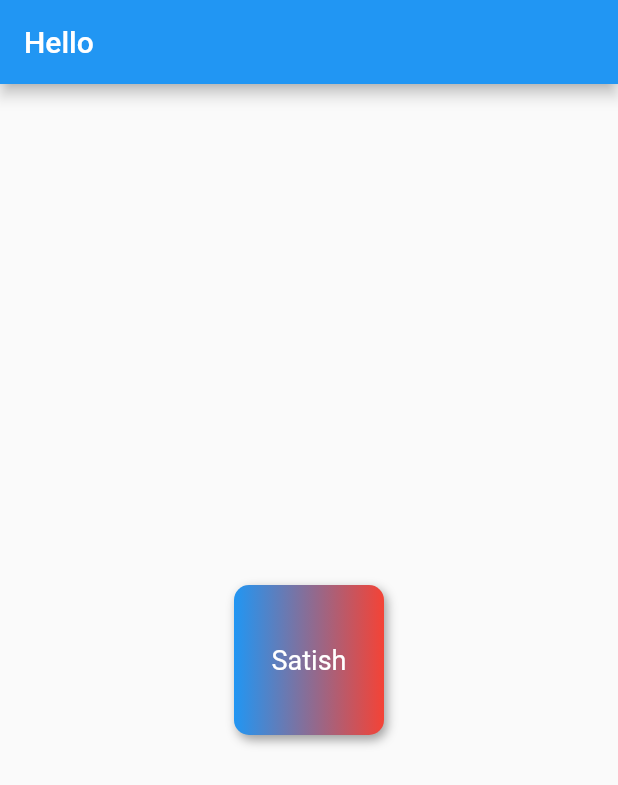
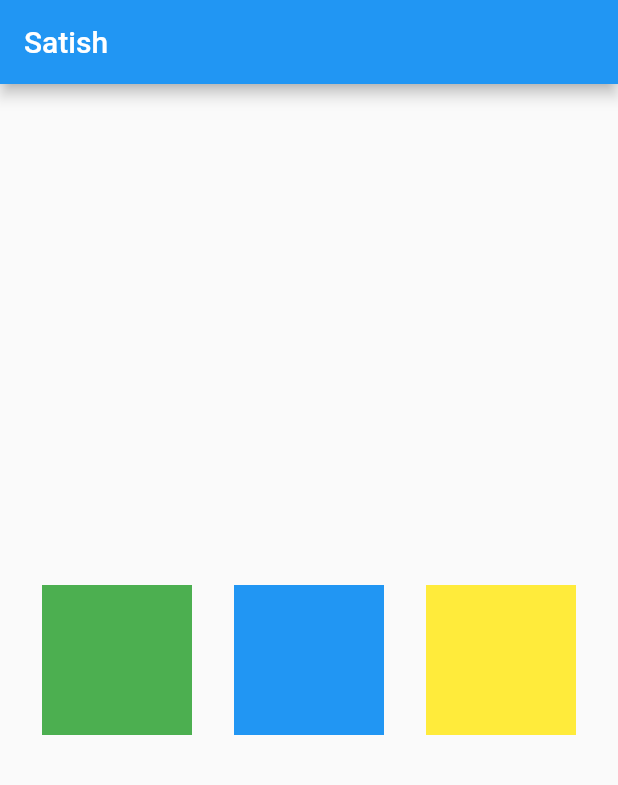
Before and after one commit to satishpr9/flutter_learning, a Flutter app: the screen it shows after launch, on a phone screen of 412 x 824 dp. Shown: the top 785 px of the screen. Run offline on Flutter 3.47's test engine with Material 2 defaults, Android fonts, the phone set to English and light mode, and no system bars.

Commit message:
ch3 complete

```diff
--- a/lib/main.dart
+++ b/lib/main.dart
@@ -12,27 +12,34 @@ class Homepage extends StatelessWidget {
   Widget build(BuildContext context) {
     return Scaffold(
       appBar: AppBar(
-        title: Text("Hello"),
+        title: Text("Satish"),
       ),
-      body: Center(
-        child: Container(
-          padding: const EdgeInsets.all(20),
-          alignment: Alignment.center,
+      body: Container(
+        width: MediaQuery.of(context).size.width,
+        height: MediaQuery.of(context).size.height,
+        child: Row(
+          mainAxisAlignment: MainAxisAlignment.spaceEvenly,
+          children: <Widget> [
+        Container(
+          color: Colors.green,
           height: 100,
           width: 100,
-          decoration: BoxDecoration(
-            color: Colors.greenAccent,
-            borderRadius: BorderRadius.circular(10),
-            gradient: LinearGradient(
-              colors: [Colors.blue, Colors.red,]
-              ),
-              boxShadow: [BoxShadow(
-                blurRadius: 5,
-                color: Colors.grey[500],
-                offset: Offset(2.0,3.0)
-              )],
-          ),
-          child: Text("Satish",style: TextStyle(color:Colors.white,fontSize: 18 ),),
+          padding: const EdgeInsets.all(8),
+
+        ),
+        Container(
+          color: Colors.blue,
+          height: 100,
+          width: 100,
+          padding: const EdgeInsets.all(8),
+        ),
+        Container(
+          color: Colors.yellow,
+          height: 100,
+          width: 100,
+          padding: const EdgeInsets.all(8),
+        ),
+          ],
         ),
       ),
     );
```
